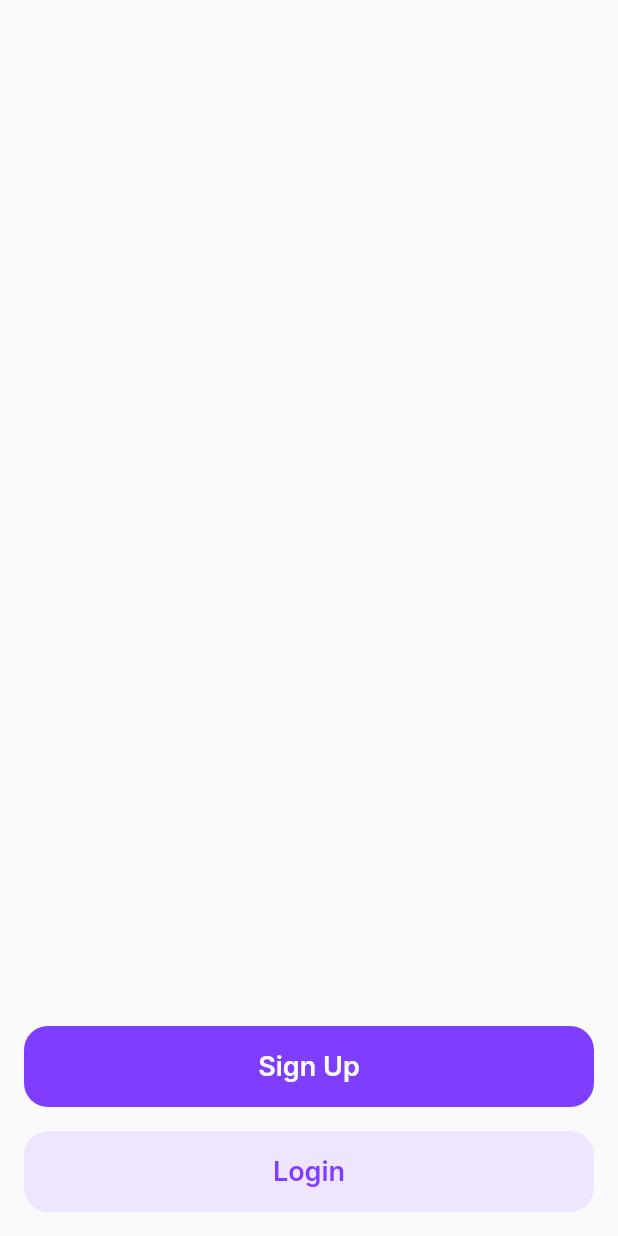
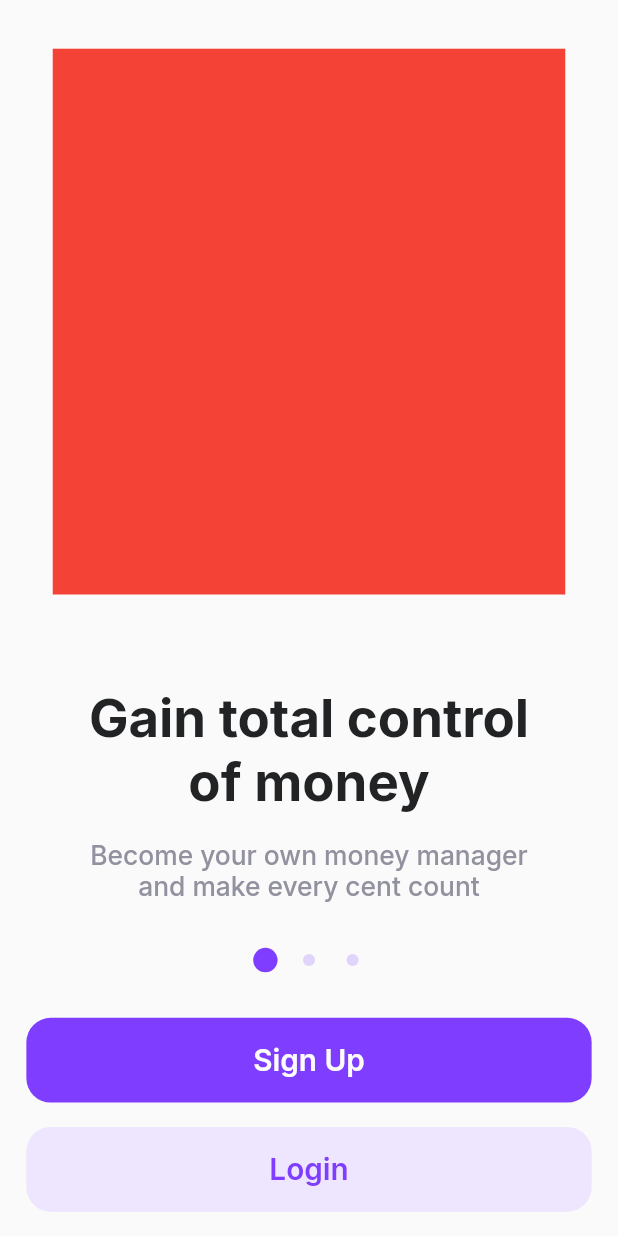
Before and after one commit to cn20082000/m2oney, a Flutter app: the screen it shows after launch, after a tap on "Sign Up", on a phone screen of 412 x 824 dp. Run offline on Flutter 3.47's test engine with Material 2 defaults, Android fonts, the phone set to English and light mode, and no system bars; our stand-ins replace flutter_screenutil, google_fonts.

Commit message:
bổ sung screenutil và wi indicator

```diff
--- a/custom_libs/cn_structure/lib/src/cn_notifier.dart
+++ b/custom_libs/cn_structure/lib/src/cn_notifier.dart
@@ -16,4 +16,8 @@ abstract class CnNotifier with ChangeNotifier {
       itr.current.notify = notifyListeners;
     }
   }
+
+  void initState() {}
+
+  void didChangeDependencies() {}
 }
--- a/custom_libs/cn_structure/lib/src/cn_state.dart
+++ b/custom_libs/cn_structure/lib/src/cn_state.dart
@@ -9,6 +9,18 @@ abstract class CnState<T extends StatefulWidget, N extends CnNotifier>
 
   CnState() {
     _notifier = constructor;
+  }
+
+  @override
+  void initState() {
+    super.initState();
+    notifier.initState();
+  }
+
+  @override
+  void didChangeDependencies() {
+    super.didChangeDependencies();
+    notifier.didChangeDependencies();
   }
 
   @override
--- a/lib/main.dart
+++ b/lib/main.dart
@@ -1,12 +1,18 @@
 import 'package:flutter/material.dart';
+import 'package:flutter_screenutil/flutter_screenutil.dart';
 
 import 'presenter/router/routers.dart';
 
 void main() {
-  runApp(MaterialApp(
-    debugShowCheckedModeBanner: false,
-    routes: Routers.map,
-    initialRoute: Routers.intro,
-    themeMode: ThemeMode.light,
+  runApp(ScreenUtilInit(
+    designSize: const Size(375, 812),
+    builder: (_, __) {
+      return MaterialApp(
+        debugShowCheckedModeBanner: false,
+        routes: Routers.map,
+        initialRoute: Routers.intro,
+        themeMode: ThemeMode.light,
+      );
+    }
   ));
 }
--- a/lib/presenter/common/app_typos.dart
+++ b/lib/presenter/common/app_typos.dart
@@ -1,42 +1,43 @@
 import 'dart:ui';
 
+import 'package:flutter_screenutil/flutter_screenutil.dart';
 import 'package:google_fonts/google_fonts.dart';
 
 class AppTypos {
   static final titleX = GoogleFonts.inter(
     fontWeight: FontWeight.w700,
-    fontSize: 64,
+    fontSize: 64.sp,
   );
   static final title1 = GoogleFonts.inter(
     fontWeight: FontWeight.w700,
-    fontSize: 32,
+    fontSize: 32.sp,
   );
   static final title2 = GoogleFonts.inter(
     fontWeight: FontWeight.w600,
-    fontSize: 24,
+    fontSize: 24.sp,
   );
   static final title3 = GoogleFonts.inter(
     fontWeight: FontWeight.w600,
-    fontSize: 18,
+    fontSize: 18.sp,
   );
   static final regular1 = GoogleFonts.inter(
     fontWeight: FontWeight.w500,
-    fontSize: 16,
+    fontSize: 16.sp,
   );
   static final regular2 = GoogleFonts.inter(
     fontWeight: FontWeight.w600,
-    fontSize: 16,
+    fontSize: 16.sp,
   );
   static final regular3 = GoogleFonts.inter(
     fontWeight: FontWeight.w500,
-    fontSize: 14,
+    fontSize: 14.sp,
   );
   static final small = GoogleFonts.inter(
     fontWeight: FontWeight.w500,
-    fontSize: 13,
+    fontSize: 13.sp,
   );
   static final tiny = GoogleFonts.inter(
     fontWeight: FontWeight.w500,
-    fontSize: 12,
+    fontSize: 12.sp,
   );
 }
--- a/lib/presenter/view/onboarding/intro/intro_notifier.dart
+++ b/lib/presenter/view/onboarding/intro/intro_notifier.dart
@@ -1,6 +1,9 @@
 import 'package:cn_structure/cn_structure.dart';
+import 'package:flutter/widgets.dart';
 
 class IntroNotifier extends CnNotifier {
+  final pageCtrl = PageController();
+
   @override
   Iterable<CnRx> get variables => [];
 }
--- a/lib/presenter/view/onboarding/intro/intro_view.dart
+++ b/lib/presenter/view/onboarding/intro/intro_view.dart
@@ -1,7 +1,12 @@
 import 'package:cn_structure/cn_structure.dart';
 import 'package:flutter/material.dart';
+import 'package:flutter_screenutil/flutter_screenutil.dart';
+import 'package:m2oney/utils/extension/ext.dart';
 
+import '../../../common/app_colors.dart';
+import '../../../common/app_typos.dart';
 import '../../../widgets/wi_button/wi_button.dart';
+import '../../../widgets/wi_indicator/wi_page_indicator.dart';
 import '../../../widgets/wi_status_bar/wi_status_bar.dart';
 import 'intro_notifier.dart';
 
@@ -20,31 +25,106 @@ class _IntroViewState extends CnState<IntroView, IntroNotifier> {
   Widget widgetBuild(BuildContext context) {
     return WiStatusBar.light(
       child: Scaffold(
-        body: Column(
+        body: SafeArea(
+          child: Column(
             crossAxisAlignment: CrossAxisAlignment.stretch,
             children: [
-            const Spacer(),
+              Expanded(
+                child: PageView(
+                  controller: notifier.pageCtrl,
+                  children: [
+                    _buildPage(0),
+                    _buildPage(1),
+                    _buildPage(2),
+                  ],
+                ),
+              ),
+              Padding(
+                padding: EdgeInsets.symmetric(
+                  vertical: 28.h,
+                  horizontal: 32.w,
+                ),
+                child: Center(
+                  child: WiPageIndicator(
+                    controller: notifier.pageCtrl,
+                    length: 3,
+                  ),
+                ),
+              ),
               WiButton.primary(
-              margin: const EdgeInsets.symmetric(horizontal: 16),
-              borderRadius: BorderRadius.circular(16),
+                margin: EdgeInsets.symmetric(horizontal: 16.w),
+                borderRadius: BorderRadius.circular(16.r),
                 content: "Sign Up",
-              onPressed: () {
-                debugPrint("Pressed");
-              },
+                onPressed: () {},
               ),
-            const SizedBox(height: 16),
+              SizedBox(height: 16.h),
               WiButton.secondary(
-              margin: const EdgeInsets.symmetric(horizontal: 16),
-              borderRadius: BorderRadius.circular(16),
+                margin: EdgeInsets.symmetric(horizontal: 16.w),
+                borderRadius: BorderRadius.circular(16.r),
                 content: "Login",
-              onPressed: () {
-                debugPrint("Pressed");
-              },
+                onPressed: () {},
               ),
-            const SizedBox(height: 16),
+              SizedBox(height: 16.h),
             ],
+          ),
         ),
       ),
     );
   }
+
+  Widget _buildPage(int index) {
+    String title = "";
+    String content = "";
+
+    switch (index) {
+      case 0:
+        title = "Gain total control of money";
+        content = "Become your own money manager and make every cent count";
+        break;
+      case 1:
+        title = "Know where your money goes";
+        content =
+            "Track your transaction easily, with categories and financial report";
+        break;
+      case 2:
+        title = "Planning ahead";
+        content = "Setup your budget for each category so you in control";
+        break;
     }
+
+    return Column(
+      children: [
+        Expanded(
+          child: Padding(
+            padding: EdgeInsets.only(
+              top: 32.h,
+              left: 32.w,
+              right: 32.w,
+            ),
+            child: Container(
+              color: Colors.red,
+            ),
+          ),
+        ),
+        SizedBox(height: 60.h),
+        Padding(
+          padding: EdgeInsets.symmetric(horizontal: 48.w),
+          child: Text(
+            title,
+            style: AppTypos.title1.withColor(AppColors.dark50),
+            textAlign: TextAlign.center,
+          ),
+        ),
+        SizedBox(height: 16.h),
+        Padding(
+          padding: EdgeInsets.symmetric(horizontal: 48.w),
+          child: Text(
+            content,
+            style: AppTypos.regular1.withColor(AppColors.light20),
+            textAlign: TextAlign.center,
+          ),
+        )
+      ],
+    );
+  }
+}
--- a/lib/presenter/widgets/wi_button/wi_button.dart
+++ b/lib/presenter/widgets/wi_button/wi_button.dart
@@ -1,4 +1,5 @@
 import 'package:flutter/material.dart';
+import 'package:flutter_screenutil/flutter_screenutil.dart';
 import 'package:m2oney/utils/extension/ext.dart';
 
 import '../../common/app_colors.dart';
@@ -80,9 +81,9 @@ class WiButton extends StatelessWidget {
           onTap: onPressed,
           borderRadius: borderRadius,
           child: Padding(
-            padding: const EdgeInsets.symmetric(
-              vertical: 16,
-              horizontal: 48,
+            padding: EdgeInsets.symmetric(
+              vertical: 16.h,
+              horizontal: 48.w,
             ),
             child: Center(
               child: Row(
--- /dev/null
+++ b/lib/presenter/widgets/wi_indicator/wi_page_indicator.dart
@@ -0,0 +1,93 @@
+import 'package:flutter/material.dart';
+import 'package:flutter_screenutil/flutter_screenutil.dart';
+import 'package:m2oney/utils/extension/ext.dart';
+
+import '../../common/app_colors.dart';
+
+class WiPageIndicator extends StatefulWidget {
+  final PageController controller;
+  final int length;
+
+  const WiPageIndicator({
+    Key? key,
+    required this.controller,
+    required this.length,
+  }) : super(key: key);
+
+  @override
+  State<WiPageIndicator> createState() => _WiPageIndicatorState();
+}
+
+class _WiPageIndicatorState extends State<WiPageIndicator> {
+  @override
+  void initState() {
+    super.initState();
+    widget.controller.addListener(() {
+      setState(() {});
+    });
+  }
+
+  @override
+  Widget build(BuildContext context) {
+    final items = <Widget>[];
+    if (widget.length > 0) {
+      items.add(_buildIndicator(0));
+      for (int i = 1; i < widget.length; ++i) {
+        items.add(SizedBox(width: 8.w));
+        items.add(_buildIndicator(i));
+      }
+    }
+
+    return SizedBox(
+      height: 20.h,
+      child: Row(
+        mainAxisSize: MainAxisSize.min,
+        children: items,
+      ),
+    );
+  }
+
+  Widget _buildIndicator(int index) {
+    return InkWell(
+      onTap: () {
+        if (index.toDouble() != widget.controller.page) {
+          widget.controller.animateToPage(
+            index,
+            duration: 300.millisecond,
+            curve: Curves.easeInOut,
+          );
+        }
+      },
+      borderRadius: BorderRadius.circular(1000.r),
+      child: SizedBox(
+        width: 20.h,
+        height: 20.h,
+        child: Center(
+          child: Container(
+            width:
+                (1 - (index - (widget.controller.page ?? 0)).abs().toDouble())
+                            .limit(min: 0, max: 1)
+                            .toDouble() *
+                        8.h +
+                    8.h,
+            height:
+                (1 - (index - (widget.controller.page ?? 0)).abs().toDouble())
+                            .limit(min: 0, max: 1)
+                            .toDouble() *
+                        8.h +
+                    8.h,
+            decoration: BoxDecoration(
+              color: AppColors.violet100.withOpacity(
+                  (1 - (index - (widget.controller.page ?? 0)).abs().toDouble())
+                              .limit(min: 0, max: 1)
+                              .toDouble() *
+                          0.8 +
+                      0.2),
+              borderRadius: BorderRadius.circular(1000.r),
+            ),
+          ),
+        ),
+      ),
+    );
+  }
+}
--- a/lib/utils/extension/ext.dart
+++ b/lib/utils/extension/ext.dart
@@ -1 +1,3 @@
 export 'ext_text_style.dart';
+export 'ext_num.dart';
+export 'quick_duration.dart';
--- /dev/null
+++ b/lib/utils/extension/ext_num.dart
@@ -0,0 +1,11 @@
+extension ExtDouble on num {
+  num limit({num? min, num? max}) {
+    if (min != null && this < min) {
+      return min;
+    }
+    if (max != null && this > max) {
+      return max;
+    }
+    return this;
+  }
+}
--- /dev/null
+++ b/lib/utils/extension/quick_duration.dart
@@ -0,0 +1,67 @@
+extension QuickDuration on num {
+  Duration get day {
+    final ho = (this - truncate()) * 24;
+    final min = (ho - ho.truncate()) * 60;
+    final sec = (min - min.truncate()) * 60;
+    final milli = (sec - sec.truncate()) * 1000;
+    final micro = (milli - milli.truncate()) * 1000;
+    return Duration(
+      days: truncate(),
+      hours: ho.truncate(),
+      minutes: min.truncate(),
+      seconds: sec.truncate(),
+      milliseconds: milli.truncate(),
+      microseconds: micro.round(),
+    );
+  }
+
+  Duration get hour {
+    final min = (this - truncate()) * 60;
+    final sec = (min - min.truncate()) * 60;
+    final milli = (sec - sec.truncate()) * 1000;
+    final micro = (milli - milli.truncate()) * 1000;
+    return Duration(
+      hours: truncate(),
+      minutes: min.truncate(),
+      seconds: sec.truncate(),
+      milliseconds: milli.truncate(),
+      microseconds: micro.round(),
+    );
+  }
+
+  Duration get minute {
+    final sec = (this - truncate()) * 60;
+    final milli = (sec - sec.truncate()) * 1000;
+    final micro = (milli - milli.truncate()) * 1000;
+    return Duration(
+      minutes: truncate(),
+      seconds: sec.truncate(),
+      milliseconds: milli.truncate(),
+      microseconds: micro.round(),
+    );
+  }
+
+  Duration get second {
+    final milli = (this - truncate()) * 1000;
+    final micro = (milli - milli.truncate()) * 1000;
+    return Duration(
+      seconds: truncate(),
+      milliseconds: milli.truncate(),
+      microseconds: micro.round(),
+    );
+  }
+
+  Duration get millisecond {
+    final micro = (this - truncate()) * 1000;
+    return Duration(
+      milliseconds: truncate(),
+      microseconds: micro.round(),
+    );
+  }
+
+  Duration get microsecond {
+    return Duration(
+      microseconds: round(),
+    );
+  }
+}
--- a/pubspec.yaml
+++ b/pubspec.yaml
@@ -36,6 +36,7 @@ dependencies:
   # Use with the CupertinoIcons class for iOS style icons.
   cupertino_icons: ^1.0.2
   google_fonts: ^4.0.3
+  flutter_screenutil: ^5.7.0
 
   # Local
   cn_structure:
```
Also changed, not shown: pubspec.lock. Lines whose indentation alone changed are shown as unchanged.
